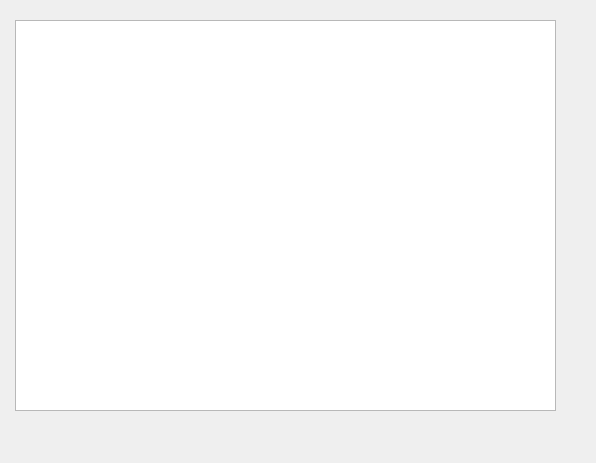
Before: the Qt Designer form verventas.ui in Cthulhu21/Evaluacion, drawn with Qt 5.
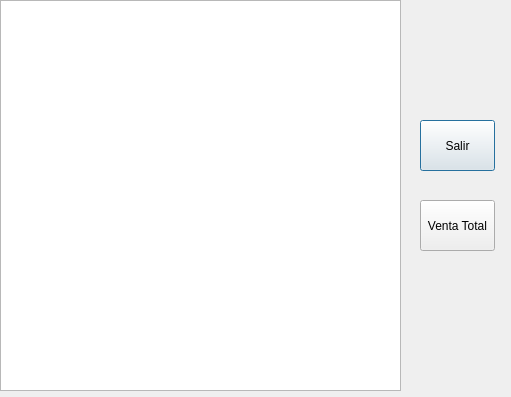
After: the same form once the commit is applied.

Diff of the .ui file:
```diff
--- a/verventas.ui
+++ b/verventas.ui
@@ -6,23 +6,61 @@
    <rect>
     <x>0</x>
     <y>0</y>
-    <width>596</width>
-    <height>463</height>
+    <width>511</width>
+    <height>397</height>
    </rect>
   </property>
+  <property name="minimumSize">
+   <size>
+    <width>511</width>
+    <height>397</height>
+   </size>
+  </property>
+  <property name="maximumSize">
+   <size>
+    <width>511</width>
+    <height>397</height>
+   </size>
+  </property>
   <property name="windowTitle">
    <string>Dialog</string>
   </property>
   <widget class="QTableWidget" name="tableWidget">
    <property name="geometry">
     <rect>
-     <x>15</x>
-     <y>20</y>
-     <width>541</width>
+     <x>0</x>
+     <y>0</y>
+     <width>401</width>
      <height>391</height>
     </rect>
    </property>
   </widget>
+  <widget class="QPushButton" name="Salir">
+   <property name="geometry">
+    <rect>
+     <x>420</x>
+     <y>120</y>
+     <width>75</width>
+     <height>51</height>
+    </rect>
+   </property>
+   <property name="text">
+    <string>Salir</string>
+   </property>
+  </widget>
+  <widget class="QPushButton" name="Venta">
+   <property name="geometry">
+    <rect>
+     <x>420</x>
+     <y>200</y>
+     <width>75</width>
+     <height>51</height>
+    </rect>
+   </property>
+   <property name="text">
+    <string>Venta Total</string>
+   </property>
+  </widget>
  </widget>
  <resources/>
  <connections/>
```
Left out of the diff: 2 changed lines with no effect on the pictures.
